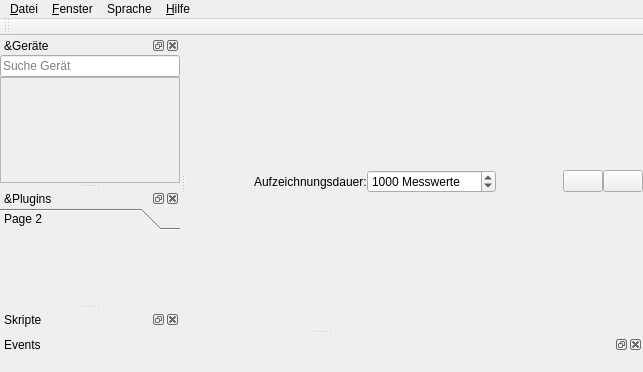
Above: data/ui/rtoc.ui from Haschtl/RealTimeOpenControl before the change. Below: the same form after it.
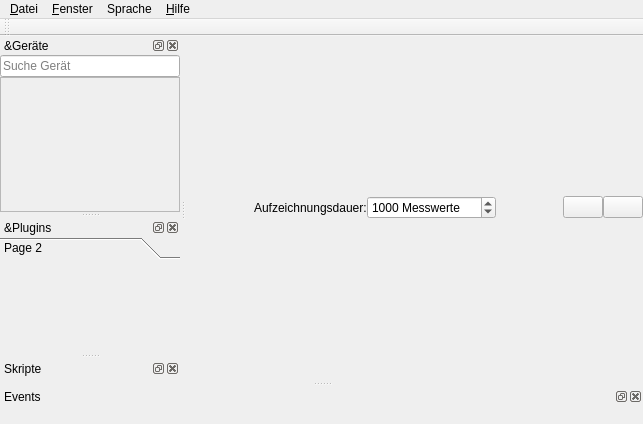
That is the form after the change. Icons and pictures are not drawn.

Patch:
```diff
--- a/data/ui/rtoc.ui
+++ b/data/ui/rtoc.ui
@@ -7,7 +7,7 @@
     <x>0</x>
     <y>0</y>
     <width>643</width>
-    <height>372</height>
+    <height>424</height>
    </rect>
   </property>
   <property name="windowTitle">
@@ -450,6 +450,12 @@
    </attribute>
   </widget>
   <widget class="QDockWidget" name="eventWidgets">
+   <property name="sizePolicy">
+    <sizepolicy hsizetype="Preferred" vsizetype="Ignored">
+     <horstretch>0</horstretch>
+     <verstretch>0</verstretch>
+    </sizepolicy>
+   </property>
    <property name="windowTitle">
     <string>Events</string>
    </property>
```
